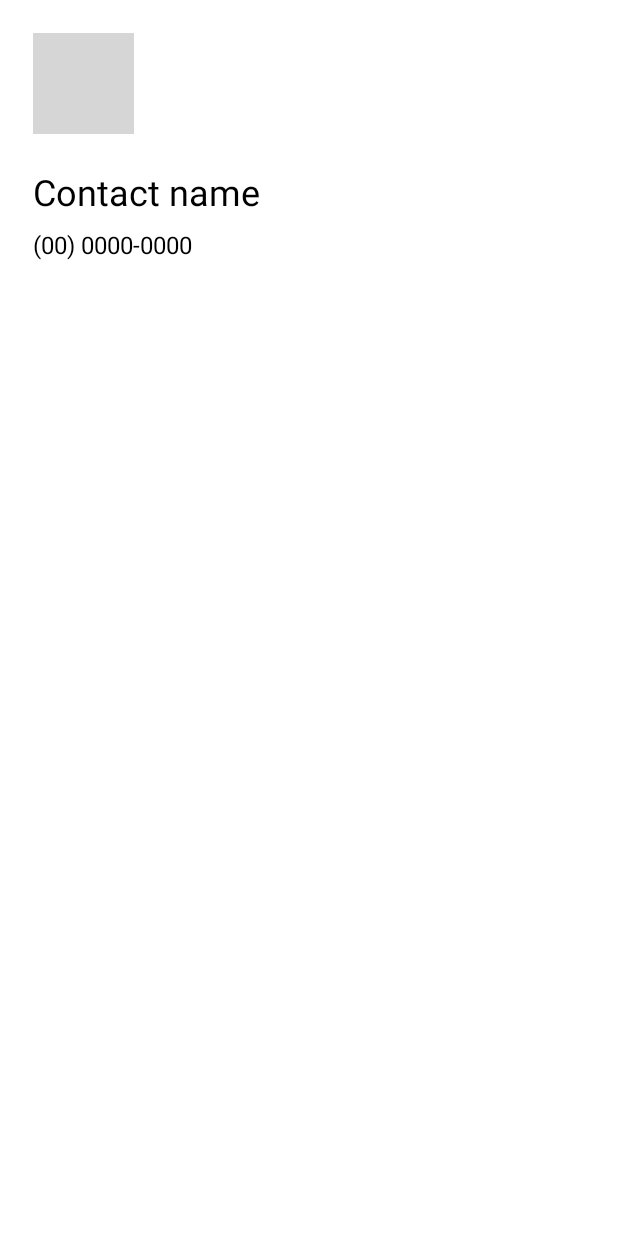
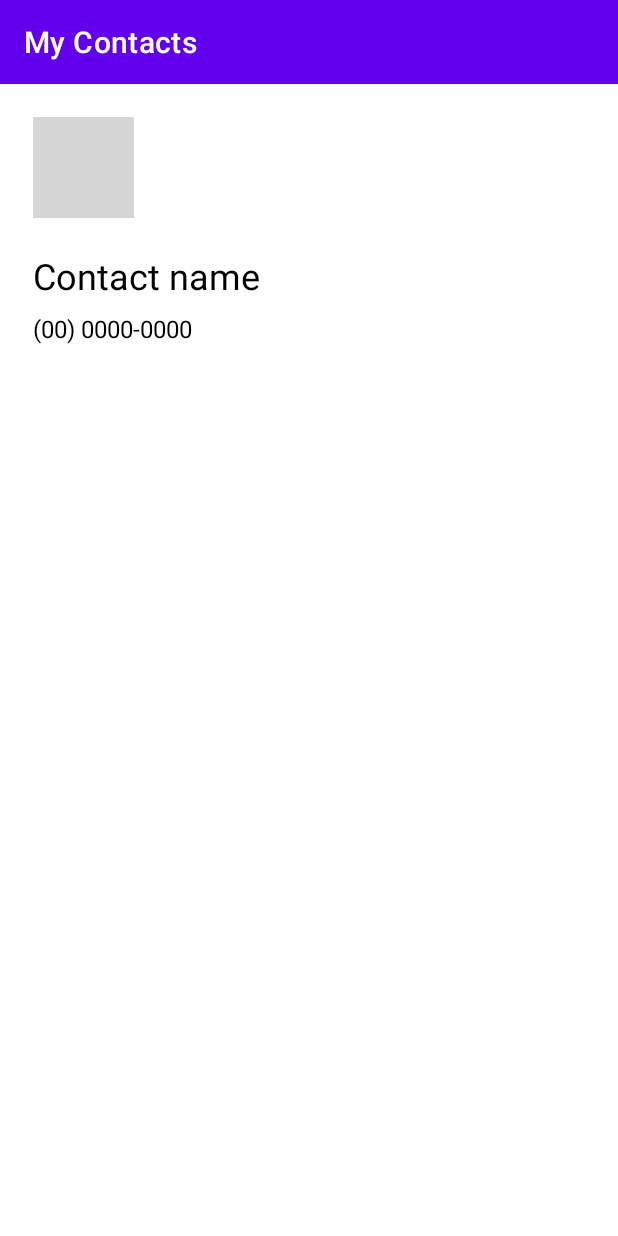
Before and after one commit to matheusvictor/estudos_android_old, an Android app: the layout activity_contact_detail.xml on its own in the app's theme, with its tools: preview values and no code run, on a phone screen of 412 x 824 dp. Run offline under Robolectric (Android 15) with nearby library versions, the phone set to English and light mode, and no system bars; grey boxes are pictures that could not be loaded.

Commit message:
Implementa toolbar e botão para voltar à Activity principal
Como o tema adota foi personalizado e não implementa automaticamente as toolbars, foi criada a exibição de uma toolbar em activity_contact_detail.xml e na ContactDetailActivity.kt foi implementado dois métodos: um para instanciar a toolbar na activity junto com um botão de voltar, e o outro método responsável por dar o comportamento de fechar a ContactDetailActivity.kt quando o botão de voltar for clicado

```diff
--- a/digital-innovation-one/ContactsApp/app/src/main/res/layout/activity_contact_detail.xml
+++ b/digital-innovation-one/ContactsApp/app/src/main/res/layout/activity_contact_detail.xml
@@ -5,6 +5,17 @@
     android:layout_width="match_parent"
     android:layout_height="match_parent"
     tools:context=".ContactDetailActivity">
+
+    <androidx.appcompat.widget.Toolbar
+        android:id="@+id/toolbar"
+        android:layout_width="match_parent"
+        android:layout_height="?attr/actionBarSize"
+        android:background="?attr/colorPrimary"
+        android:theme="@style/ThemeOverlay.AppCompat.Dark.ActionBar"
+        app:layout_constraintEnd_toEndOf="parent"
+        app:layout_constraintStart_toStartOf="parent"
+        app:layout_constraintTop_toTopOf="parent"
+        app:title="@string/app_name" />
 
     <ImageView
         android:id="@+id/iv_photograph"
@@ -14,7 +25,7 @@
         android:layout_marginTop="22dp"
         android:layout_marginEnd="22dp"
         app:layout_constraintStart_toStartOf="parent"
-        app:layout_constraintTop_toTopOf="parent"
+        app:layout_constraintTop_toBottomOf="@id/toolbar"
         tools:src="@tools:sample/avatars" />
 
     <TextView
```
Also changed, not shown: digital-innovation-one/ContactsApp/app/src/main/java/com/matheusvictor/dio/mycontacts/ContactDetailActivity.kt (+14 -0 lines).
